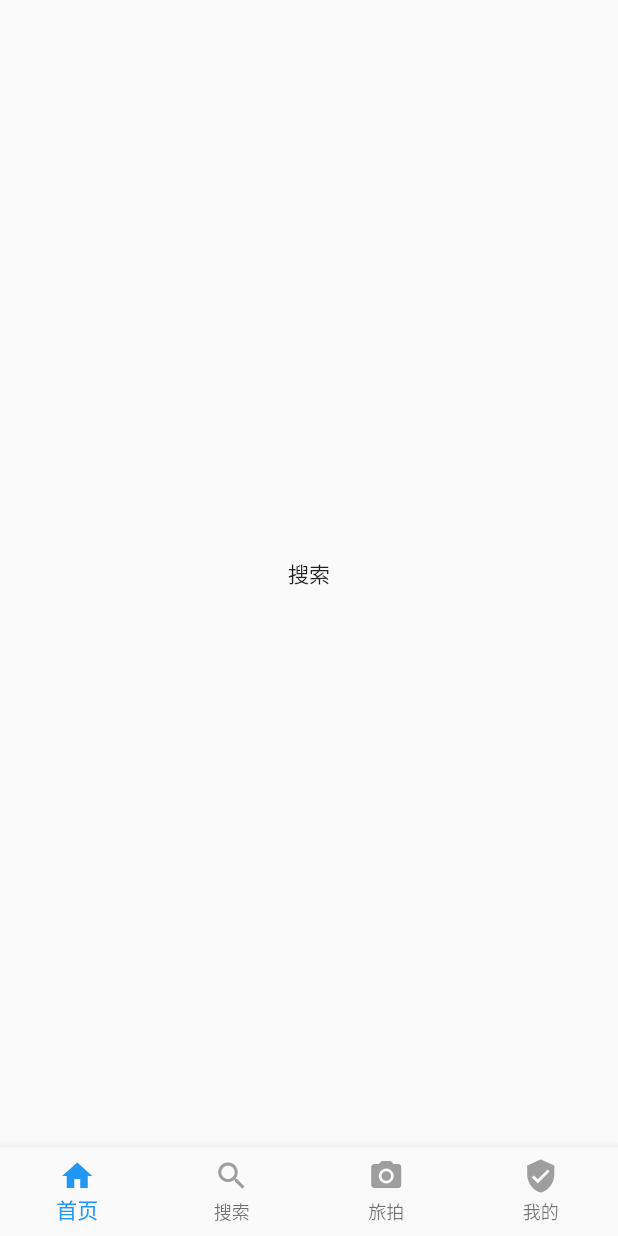
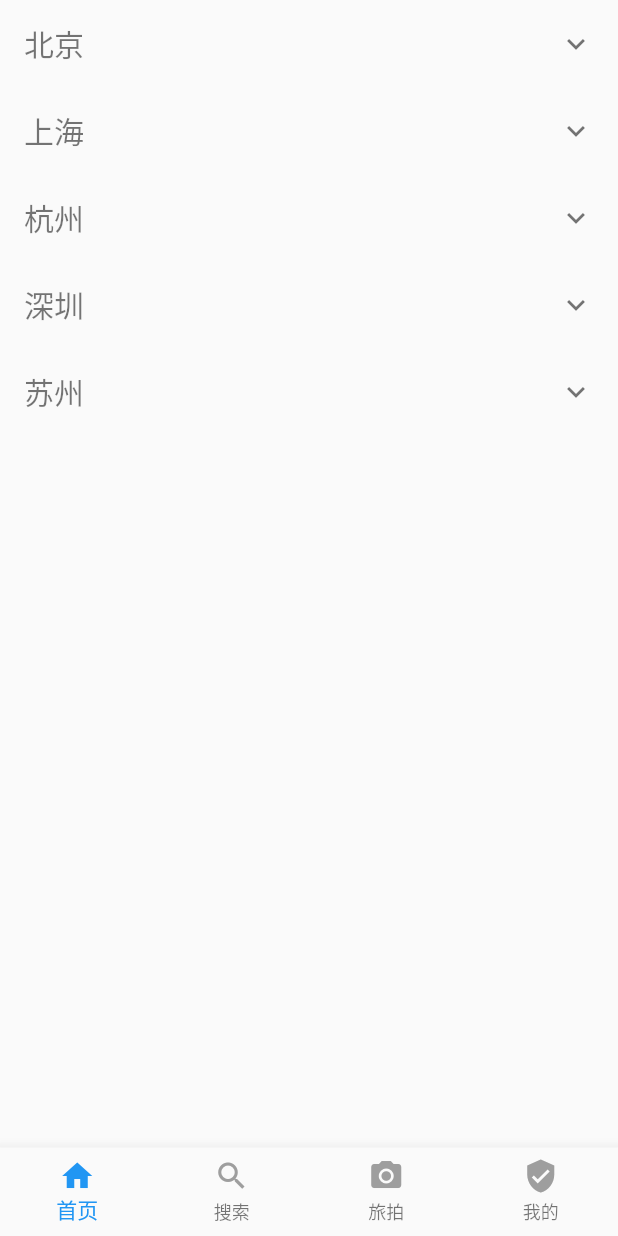
Before and after one commit to YeaLink89/Study_flutter, a Flutter app: the screen it shows after launch, swiped to page 2, on a phone screen of 412 x 824 dp. Run offline on Flutter 3.47's test engine with Material 2 defaults, Android fonts, the phone set to English and light mode, and no system bars; our stand-ins replace flutter_swiper; network calls fail.

Commit message:
新增折叠页面

```diff
--- a/flutter_app/lib/Pages/search_page.dart
+++ b/flutter_app/lib/Pages/search_page.dart
@@ -1,9 +1,4 @@
 import 'package:flutter/material.dart';
-
-class SearchPage extends StatefulWidget{
-  @override
-  _SearchState createState() => _SearchState();
-}
 const CITY_NAMES = {
   '北京': ['东城区', '西城区', '朝阳区', '丰台区', '石景山区', '大兴区', '海淀区'],
   '上海': ['黄浦区', '徐汇区', '长宁区', '普陀区', '虹口区', '闸北区', '静安区'],
@@ -12,13 +7,52 @@ const CITY_NAMES = {
   '苏州': ['姑苏区', '吴中区', '相城区', '拱墅区', '高新区', '虎丘区', '吴江区']
 };
 
+class SearchPage extends StatefulWidget{
+  @override
+  _SearchState createState() => _SearchState();
+}
+
+
 class _SearchState extends State<SearchPage> {
   @override
   Widget build(BuildContext context) {
+    final title = '列表展开与收起';
     return Scaffold(
-      body: Center(
-        child: Text('搜索'),
+      body: Container(
+        child: ListView(
+          children: _buildList(),
+        ),
       ),
     );
   }
 }
+
+List<Widget> _buildList(){
+  List<Widget> widgets = [];
+  CITY_NAMES.keys.forEach((key) {
+    widgets.add(_item(key,CITY_NAMES[key]));
+  });
+  return widgets;
+}
+
+Widget _item(String city,List<String> subCities){
+  return ExpansionTile(
+    title: Text(
+      city,
+      style: TextStyle(color: Colors.black54,fontSize: 20)
+    ),
+    children: subCities.map((subCity) => _buildSub(subCity)).toList(),
+  );
+}
+
+Widget _buildSub(String subCity){
+  return FractionallySizedBox(
+    widthFactor: 1,
+    child: Container(
+      height: 50,
+      margin: EdgeInsets.only(bottom: 5),
+      decoration: BoxDecoration(color: Colors.lightBlueAccent),
+      child: Text(subCity),
+    ),
+  );
+}
```
